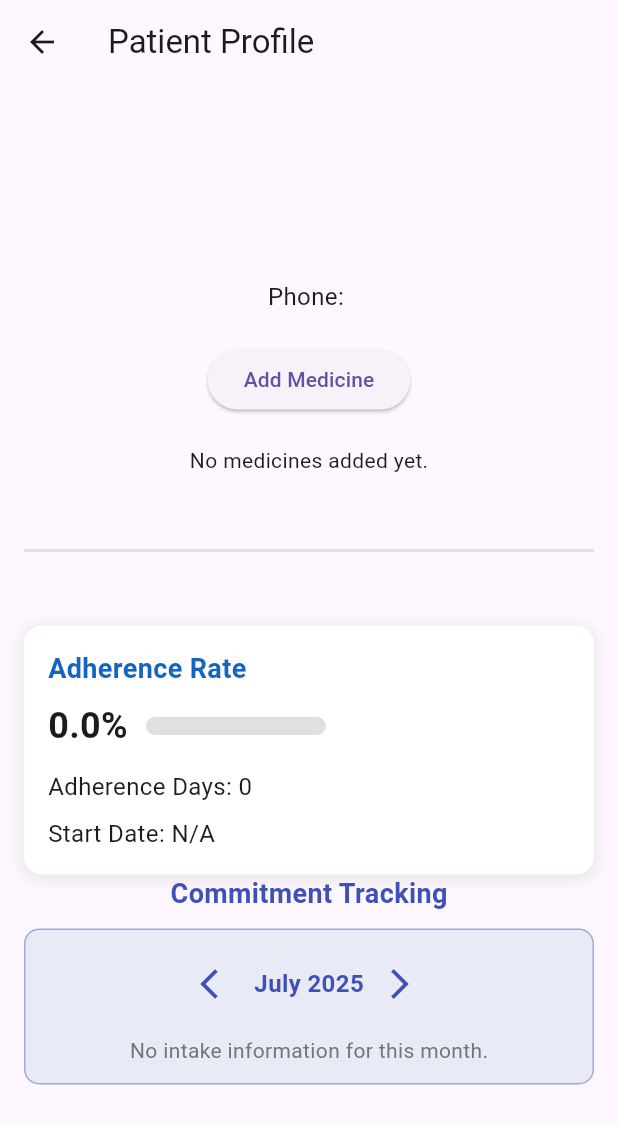
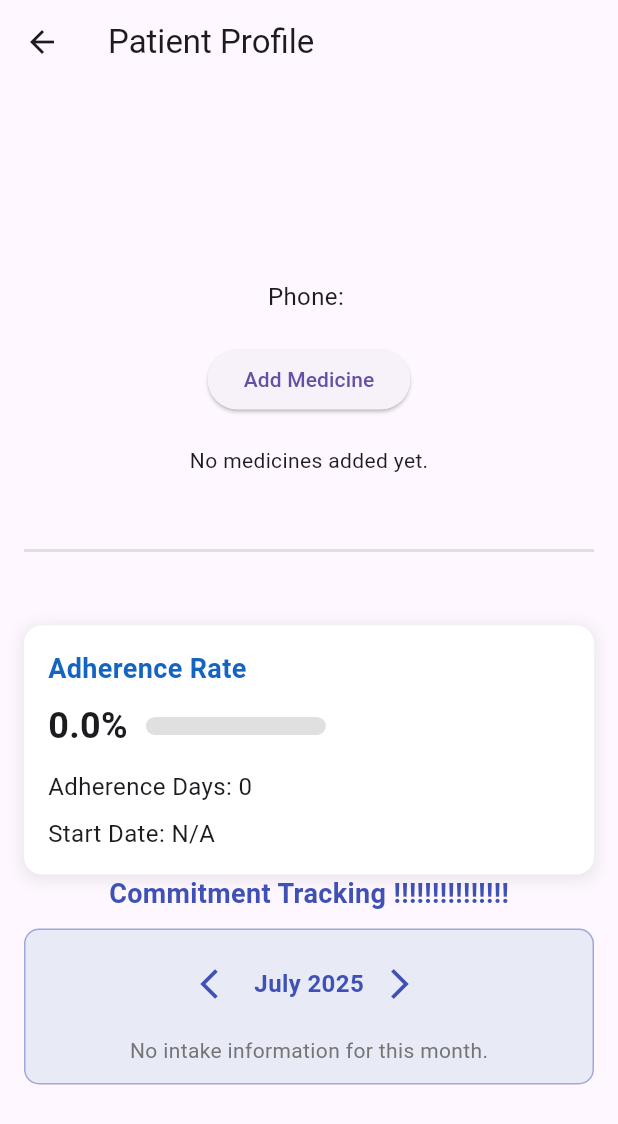
Before and after one commit to onlin2e/dawaii_admin, a Flutter app: the PatientProfile screen opened directly with empty values, on a phone screen of 412 x 824 dp. Shown: the top 1124 px of the screen. Run offline on Flutter 3.47's test engine with Material 3 defaults, Android fonts, the light colour scheme and no system bars; our stand-ins replace cloud_firestore, dropdown_search, file_picker, firebase_core, firebase_storage, googleapis_auth; missing offline and left inert: excel, file_saver; accounts and stored records are empty.

```diff
--- a/lib/Screens/PatientProfile.dart
+++ b/lib/Screens/PatientProfile.dart
@@ -878,7 +878,7 @@ final adherenceDays = getAdherenceDaysFromLogs(intakeLogs); // هذا الصح
   ),
 ),
 
-                Text("Commitment Tracking",
+                Text("Commitment Tracking !!!!!!!!!!!!!!!",
                     style: TextStyle(fontSize: 18, fontWeight: FontWeight.bold, color: Colors.indigo)),
                 SizedBox(height: 10),
                 Container(
```
